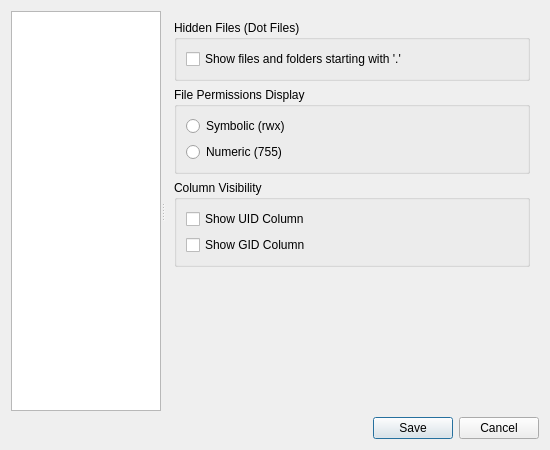
dawciobiel/QuickFile, file ui/settings_dialog.ui: the form before one commit.
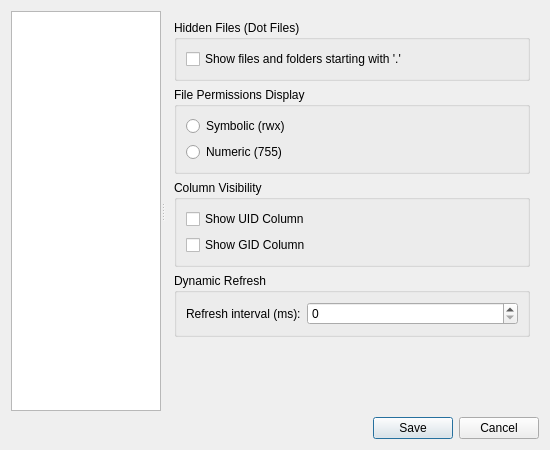
The form after the commit. The open tabs and pages were chosen to show the change.

Commit message:
Feature: Add configurable dynamic refresh interval
- Added a spinbox in Settings->View to control the refresh interval

- FolderBrowser now uses the configured interval for its refresh timer

What changed in the file:
```diff
--- a/ui/settings_dialog.ui
+++ b/ui/settings_dialog.ui
@@ -195,6 +195,32 @@
           </layout>
          </widget>
         </item>
+        <item>
+         <widget class="QGroupBox" name="dynamic_refresh_group">
+          <property name="title">
+           <string>Dynamic Refresh</string>
+          </property>
+          <layout class="QFormLayout" name="formLayout">
+           <item row="0" column="0">
+            <widget class="QLabel" name="refresh_interval_label">
+             <property name="text">
+              <string>Refresh interval (ms):</string>
+             </property>
+            </widget>
+           </item>
+           <item row="0" column="1">
+            <widget class="QSpinBox" name="refresh_interval_spinbox">
+             <property name="maximum">
+              <number>60000</number>
+             </property>
+             <property name="singleStep">
+              <number>100</number>
+             </property>
+            </widget>
+           </item>
+          </layout>
+         </widget>
+        </item>
         <item>
          <spacer name="verticalSpacer_2">
           <property name="orientation">
```
Left out of the diff: 2 changed lines with no effect on the pictures. The commit also changes 2 other files.
